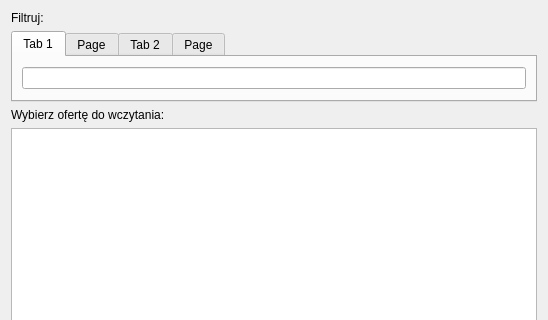
konserw/koferta, file OfferSearch.ui: the form before one commit; both pictures show x 0 to 548 and y 0 to 320 of the 548 by 511 pixel window.
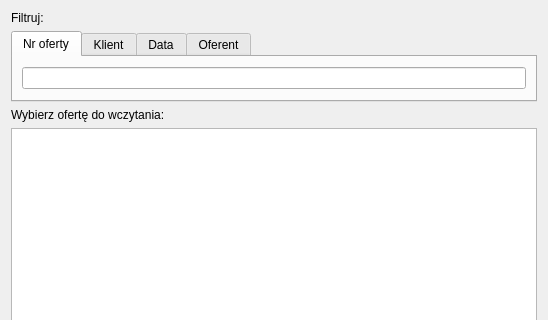
The form after the commit.

The edit to the form file:
```diff
--- a/OfferSearch.ui
+++ b/OfferSearch.ui
@@ -34,7 +34,7 @@
      </property>
      <widget class="QWidget" name="tab_id">
       <attribute name="title">
-       <string>Tab 1</string>
+       <string>Nr oferty</string>
       </attribute>
       <layout class="QHBoxLayout" name="horizontalLayout_2">
        <item>
@@ -44,7 +44,7 @@
      </widget>
      <widget class="QWidget" name="tab_klient">
       <attribute name="title">
-       <string>Page</string>
+       <string>Klient</string>
       </attribute>
       <layout class="QHBoxLayout" name="horizontalLayout_4">
        <item>
@@ -54,7 +54,7 @@
      </widget>
      <widget class="QWidget" name="tab_date">
       <attribute name="title">
-       <string>Tab 2</string>
+       <string>Data</string>
       </attribute>
       <layout class="QHBoxLayout" name="horizontalLayout_3">
        <item>
@@ -64,7 +64,7 @@
      </widget>
      <widget class="QWidget" name="tab_user">
       <attribute name="title">
-       <string>Page</string>
+       <string>Oferent</string>
       </attribute>
       <layout class="QHBoxLayout" name="horizontalLayout">
        <item>
```
Left out of the diff: 2 changed lines with no effect on the pictures.
